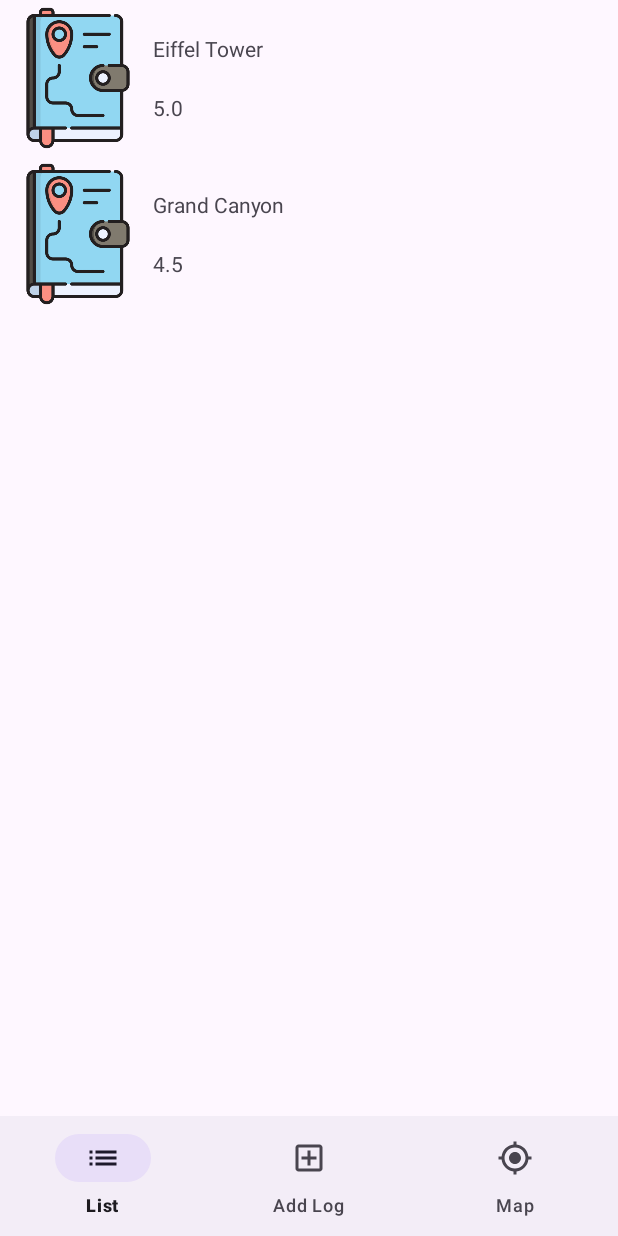
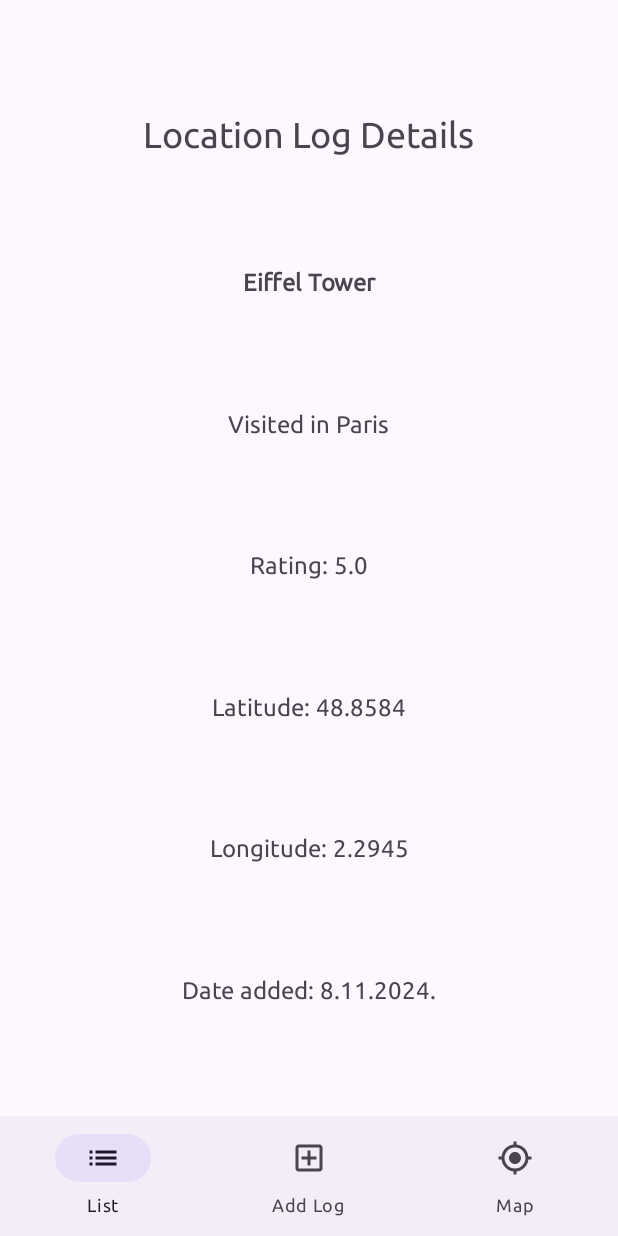
Before and after one commit to jovan-trajkovic/memorymap-android, an Android app: the screen it shows after launch (MainActivity), after a tap on "Eiffel Tower", on a phone screen of 412 x 824 dp. Run offline under Robolectric (Android 15) with nearby library versions, the phone set to English and light mode, and no system bars; our stand-ins replace Picasso, Room's generated code.

Commit message:
added log details fragment

```diff
--- a/app/build.gradle.kts
+++ b/app/build.gradle.kts
@@ -2,6 +2,7 @@ plugins {
     alias(libs.plugins.android.application)
     alias(libs.plugins.kotlin.android)
     alias(libs.plugins.devtools.ksp)
+    id("kotlin-parcelize")
 }
 
 android {
--- a/app/src/main/java/trajkovic/pora/memorymap/MainActivity.kt
+++ b/app/src/main/java/trajkovic/pora/memorymap/MainActivity.kt
@@ -37,6 +37,7 @@ class MainActivity : AppCompatActivity() {
     }
 
     private fun replaceFragment(fragment: Fragment) {
+        supportFragmentManager.popBackStack()
         supportFragmentManager.beginTransaction().replace(binding.fragmentContainerView.id,fragment).commit()
     }
 }
--- a/app/src/main/java/trajkovic/pora/memorymap/data/LocationLog.kt
+++ b/app/src/main/java/trajkovic/pora/memorymap/data/LocationLog.kt
@@ -1,10 +1,13 @@
 package trajkovic.pora.memorymap.data
 
+import android.os.Parcelable
 import androidx.room.Entity
 import androidx.room.PrimaryKey
+import kotlinx.parcelize.Parcelize
 import java.util.Calendar
 import java.util.UUID
 
+@Parcelize
 @Entity(tableName = "location_logs")
 data class LocationLog(
     @PrimaryKey val id: String = UUID.randomUUID().toString(),
@@ -15,5 +18,4 @@ data class LocationLog(
     val longitude: Double,
     val thumbnailPath: String?,
     val dateAdded:Long = Calendar.getInstance().timeInMillis
-    //TODO: When showing the date, convert it from timeInMilis to show as a date
-)
+) : Parcelable
--- a/app/src/main/java/trajkovic/pora/memorymap/fragments/ListFragment.kt
+++ b/app/src/main/java/trajkovic/pora/memorymap/fragments/ListFragment.kt
@@ -6,12 +6,14 @@ import android.view.View
 import android.view.ViewGroup
 import android.widget.Toast
 import androidx.fragment.app.Fragment
+import androidx.fragment.app.replace
 import androidx.lifecycle.lifecycleScope
 import androidx.recyclerview.widget.LinearLayoutManager
 import kotlinx.coroutines.Dispatchers
 import kotlinx.coroutines.launch
 import kotlinx.coroutines.withContext
 import trajkovic.pora.memorymap.MyApplication
+import trajkovic.pora.memorymap.R
 import trajkovic.pora.memorymap.adapters.LocationLogAdapter
 import trajkovic.pora.memorymap.data.LocationLog
 import trajkovic.pora.memorymap.databinding.FragmentListBinding
@@ -48,13 +50,18 @@ class ListFragment : Fragment() {
 
             withContext(Dispatchers.Main) {
                 val adapter = LocationLogAdapter(queriedLogs) { log ->
+                    val bundle = Bundle()
+                    bundle.putParcelable("log", log)
+                    val fragment = LogDetailsFragment()
+                    fragment.arguments = bundle
+                    parentFragmentManager.beginTransaction().replace(R.id.fragmentContainerView,fragment).addToBackStack(null).commit()
                     //TODO: Handle List Item click
-                    Toast.makeText(
+                    /*Toast.makeText(
                         requireContext(),
                         "ITEM CLICKED: ${log.name}",
                         Toast.LENGTH_SHORT
                     )
-                        .show()
+                        .show()*/
                 }
                 binding.logList.layoutManager = LinearLayoutManager(requireContext())
                 binding.logList.adapter = adapter
--- /dev/null
+++ b/app/src/main/java/trajkovic/pora/memorymap/fragments/LogDetailsFragment.kt
@@ -0,0 +1,50 @@
+package trajkovic.pora.memorymap.fragments
+
+import android.os.Bundle
+import androidx.fragment.app.Fragment
+import android.view.LayoutInflater
+import android.view.View
+import android.view.ViewGroup
+import trajkovic.pora.memorymap.R
+import trajkovic.pora.memorymap.data.LocationLog
+import trajkovic.pora.memorymap.databinding.FragmentAddLogBinding
+import trajkovic.pora.memorymap.databinding.FragmentLogDetailsBinding
+import java.util.Calendar
+
+class LogDetailsFragment : Fragment() {
+    private var _binding: FragmentLogDetailsBinding? = null
+    private val binding get() = _binding!!
+
+    private var _log: LocationLog? = null
+    private val log get() = _log!!
+
+    override fun onCreate(savedInstanceState: Bundle?) {
+        super.onCreate(savedInstanceState)
+        _log = arguments?.getParcelable("log")
+    }
+
+    override fun onCreateView(
+        inflater: LayoutInflater, container: ViewGroup?,
+        savedInstanceState: Bundle?
+    ): View {
+        _binding = FragmentLogDetailsBinding.inflate(inflater, container, false)
+        return binding.root
+    }
+
+    override fun onViewCreated(view: View, savedInstanceState: Bundle?) {
+        super.onViewCreated(view, savedInstanceState)
+        val calendar = Calendar.getInstance()
+        calendar.timeInMillis = log.dateAdded
+        binding.titleLabel.text = log.name
+        binding.descriptionLabel.text = log.description
+        binding.ratingLabel.text = "Rating: ${log.rating}"
+        binding.latitudeLabel.text = "Latitude: ${log.latitude}"
+        binding.longitudeLabel.text = "Longitude: ${log.longitude}"
+        binding.dateAddedLabel.text = "Date added: ${calendar.get(Calendar.DATE)}.${calendar.get(Calendar.MONTH)}.${calendar.get(Calendar.YEAR)}."
+    }
+
+    override fun onDestroyView() {
+        super.onDestroyView()
+        _binding = null
+    }
+}
--- a/app/src/main/res/layout/fragment_add_log.xml
+++ b/app/src/main/res/layout/fragment_add_log.xml
@@ -62,7 +62,7 @@
             android:layout_width="wrap_content"
             android:layout_height="wrap_content"
             android:ems="10"
-            android:inputType="numberDecimal"
+            android:inputType="numberDecimal|numberSigned"
             app:layout_constraintBottom_toTopOf="@+id/longitudeField"
             app:layout_constraintEnd_toEndOf="parent"
             app:layout_constraintStart_toStartOf="@+id/guideline"
@@ -73,7 +73,7 @@
             android:layout_width="wrap_content"
             android:layout_height="wrap_content"
             android:ems="10"
-            android:inputType="numberDecimal"
+            android:inputType="numberDecimal|numberSigned"
             app:layout_constraintBottom_toTopOf="@id/barrier"
             app:layout_constraintEnd_toEndOf="parent"
             app:layout_constraintStart_toStartOf="@+id/guideline"
--- /dev/null
+++ b/app/src/main/res/layout/fragment_log_details.xml
@@ -0,0 +1,92 @@
+<?xml version="1.0" encoding="utf-8"?>
+<FrameLayout xmlns:android="http://schemas.android.com/apk/res/android"
+    xmlns:tools="http://schemas.android.com/tools"
+    android:layout_width="match_parent"
+    android:layout_height="match_parent"
+    xmlns:app="http://schemas.android.com/apk/res-auto"
+    tools:context=".fragments.LogDetailsFragment">
+
+    <androidx.constraintlayout.widget.ConstraintLayout
+        android:layout_width="match_parent"
+        android:layout_height="match_parent">
+
+        <TextView
+            android:id="@+id/fragmentName"
+            android:layout_width="wrap_content"
+            android:layout_height="wrap_content"
+            android:text="Location Log Details"
+            android:textSize="24sp"
+            app:layout_constraintBottom_toTopOf="@+id/titleLabel"
+            app:layout_constraintEnd_toEndOf="parent"
+            app:layout_constraintStart_toStartOf="parent"
+            app:layout_constraintTop_toTopOf="parent" />
+
+        <TextView
+            android:id="@+id/titleLabel"
+            android:layout_width="wrap_content"
+            android:layout_height="wrap_content"
+            android:text="Log Title"
+            app:layout_constraintBottom_toTopOf="@id/descriptionLabel"
+            app:layout_constraintEnd_toEndOf="parent"
+            app:layout_constraintStart_toStartOf="parent"
+            app:layout_constraintTop_toBottomOf="@id/fragmentName"
+            android:textSize="16sp"
+            android:textStyle="bold"/>
+
+        <TextView
+            android:id="@+id/descriptionLabel"
+            android:layout_width="wrap_content"
+            android:layout_height="wrap_content"
+            android:text="Log Description"
+            app:layout_constraintBottom_toTopOf="@id/ratingLabel"
+            app:layout_constraintEnd_toEndOf="parent"
+            app:layout_constraintStart_toStartOf="parent"
+            app:layout_constraintTop_toBottomOf="@id/titleLabel"
+            android:textSize="16sp" />
+
+        <TextView
+            android:id="@+id/ratingLabel"
+            android:layout_width="wrap_content"
+            android:layout_height="wrap_content"
+            android:text="Rating"
+            app:layout_constraintBottom_toTopOf="@id/latitudeLabel"
+            app:layout_constraintEnd_toEndOf="parent"
+            app:layout_constraintStart_toStartOf="parent"
+            app:layout_constraintTop_toBottomOf="@id/descriptionLabel"
+            android:textSize="16sp" />
+
+        <TextView
+            android:id="@+id/latitudeLabel"
+            android:layout_width="wrap_content"
+            android:layout_height="wrap_content"
+            android:text="Latitude"
+            app:layout_constraintBottom_toTopOf="@id/longitudeLabel"
+            app:layout_constraintEnd_toEndOf="parent"
+            app:layout_constraintStart_toStartOf="parent"
+            app:layout_constraintTop_toBottomOf="@id/ratingLabel"
+            android:textSize="16sp" />
+
+        <TextView
+            android:id="@+id/longitudeLabel"
+            android:layout_width="wrap_content"
+            android:layout_height="wrap_content"
+            android:text="Longitude"
+            app:layout_constraintBottom_toTopOf="@id/dateAddedLabel"
+            app:layout_constraintEnd_toEndOf="parent"
+            app:layout_constraintStart_toStartOf="parent"
+            app:layout_constraintTop_toBottomOf="@id/latitudeLabel"
+            android:textSize="16sp" />
+
+        <TextView
+            android:id="@+id/dateAddedLabel"
+            android:layout_width="wrap_content"
+            android:layout_height="wrap_content"
+            android:text="Date added"
+            app:layout_constraintBottom_toBottomOf="parent"
+            app:layout_constraintEnd_toEndOf="parent"
+            app:layout_constraintStart_toStartOf="parent"
+            app:layout_constraintTop_toBottomOf="@id/longitudeLabel"
+            android:textSize="16sp" />
+
+    </androidx.constraintlayout.widget.ConstraintLayout>
+</FrameLayout>
--- a/app/src/main/res/values-night/themes.xml
+++ b/app/src/main/res/values-night/themes.xml
@@ -3,5 +3,6 @@
     <style name="Base.Theme.MemoryMap" parent="Theme.Material3.DayNight.NoActionBar">
         <!-- Customize your dark theme here. -->
         <!-- <item name="colorPrimary">@color/my_dark_primary</item> -->
+        <item name="fontFamily">@font/ubuntu</item>
     </style>
 </resources>
--- a/app/src/main/res/values/themes.xml
+++ b/app/src/main/res/values/themes.xml
@@ -3,6 +3,7 @@
     <style name="Base.Theme.MemoryMap" parent="Theme.Material3.DayNight.NoActionBar">
         <!-- Customize your light theme here. -->
         <!-- <item name="colorPrimary">@color/my_light_primary</item> -->
+        <item name="fontFamily">@font/ubuntu</item>
     </style>
 
     <style name="Theme.MemoryMap" parent="Base.Theme.MemoryMap" />
```
Also changed, not shown: app/src/main/res/font/ubuntu.ttf (added).
